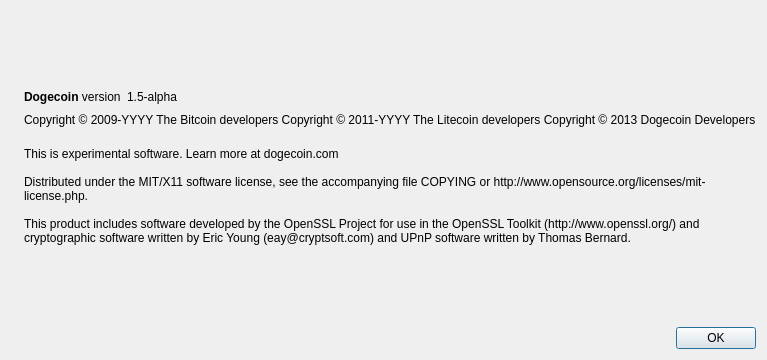
Old version of the form src/qt/forms/aboutdialog.ui in the repository sonountaleban/amigacoin.
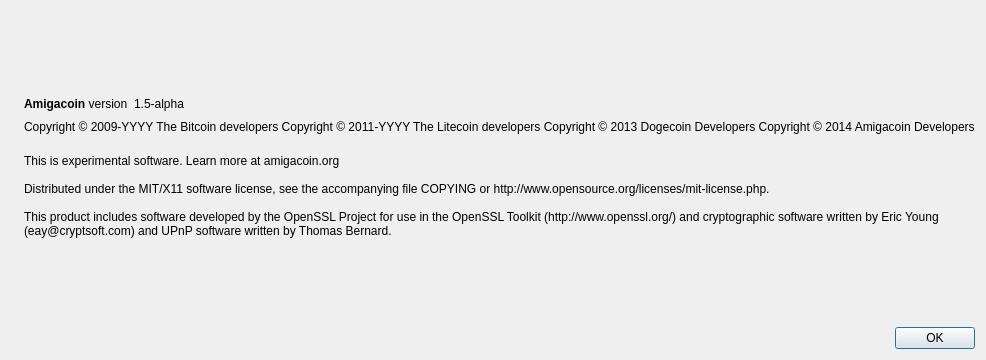
New version of the form. Icons and pictures are not drawn.

Diff of the .ui file:
```diff
--- a/src/qt/forms/aboutdialog.ui
+++ b/src/qt/forms/aboutdialog.ui
@@ -50,7 +50,7 @@
           <cursorShape>IBeamCursor</cursorShape>
          </property>
          <property name="text">
-          <string>&lt;b&gt;Dogecoin&lt;/b&gt; version</string>
+          <string>&lt;b&gt;Amigacoin&lt;/b&gt; version</string>
          </property>
          <property name="textInteractionFlags">
           <set>Qt::LinksAccessibleByMouse|Qt::TextSelectableByKeyboard|Qt::TextSelectableByMouse</set>
@@ -93,7 +93,8 @@
        <property name="text">
         <string notr="true">Copyright &amp;copy; 2009-YYYY The Bitcoin developers
 Copyright &amp;copy; 2011-YYYY The Litecoin developers
-Copyright &amp;copy; 2013 Dogecoin Developers</string>
+Copyright &amp;copy; 2013 Dogecoin Developers
+Copyright &amp;copy; 2014 Amigacoin Developers</string>
        </property>
        <property name="textFormat">
         <enum>Qt::RichText</enum>
@@ -110,7 +111,7 @@
        </property>
        <property name="text">
         <string>
-This is experimental software. Learn more at dogecoin.com
+This is experimental software. Learn more at amigacoin.org
 
 Distributed under the MIT/X11 software license, see the accompanying file COPYING or http://www.opensource.org/licenses/mit-license.php.
 
```
Left out of the diff: 2 changed lines with no effect on the pictures.
